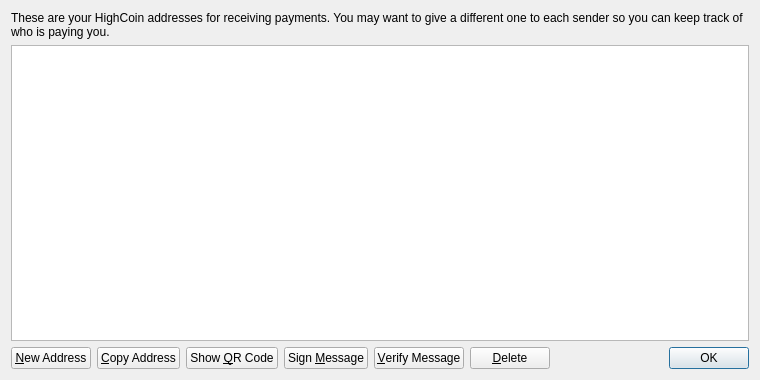
Before: the Qt Designer form src/qt/forms/addressbookpage.ui in Healkiller/Highcoin, drawn with Qt 5.
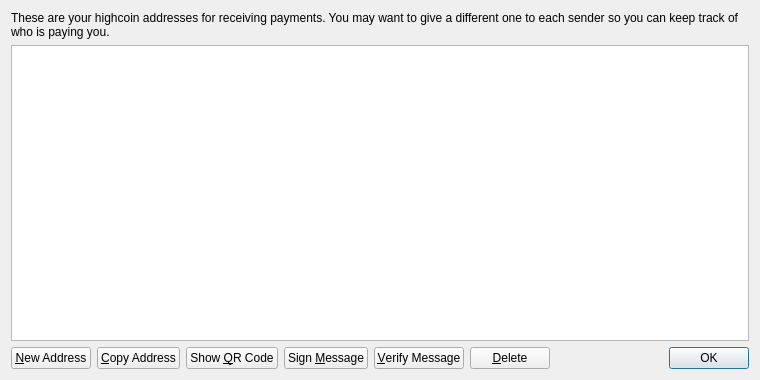
After: the same form once the commit is applied. Icons and pictures are not drawn.

```diff
--- a/src/qt/forms/addressbookpage.ui
+++ b/src/qt/forms/addressbookpage.ui
@@ -17,7 +17,7 @@
    <item>
     <widget class="QLabel" name="labelExplanation">
      <property name="text">
-      <string>These are your HighCoin addresses for receiving payments. You may want to give a different one to each sender so you can keep track of who is paying you.</string>
+      <string>These are your highcoin addresses for receiving payments. You may want to give a different one to each sender so you can keep track of who is paying you.</string>
      </property>
      <property name="textFormat">
       <enum>Qt::PlainText</enum>
```
Left out of the diff: 4 changed lines with no effect on the pictures.
